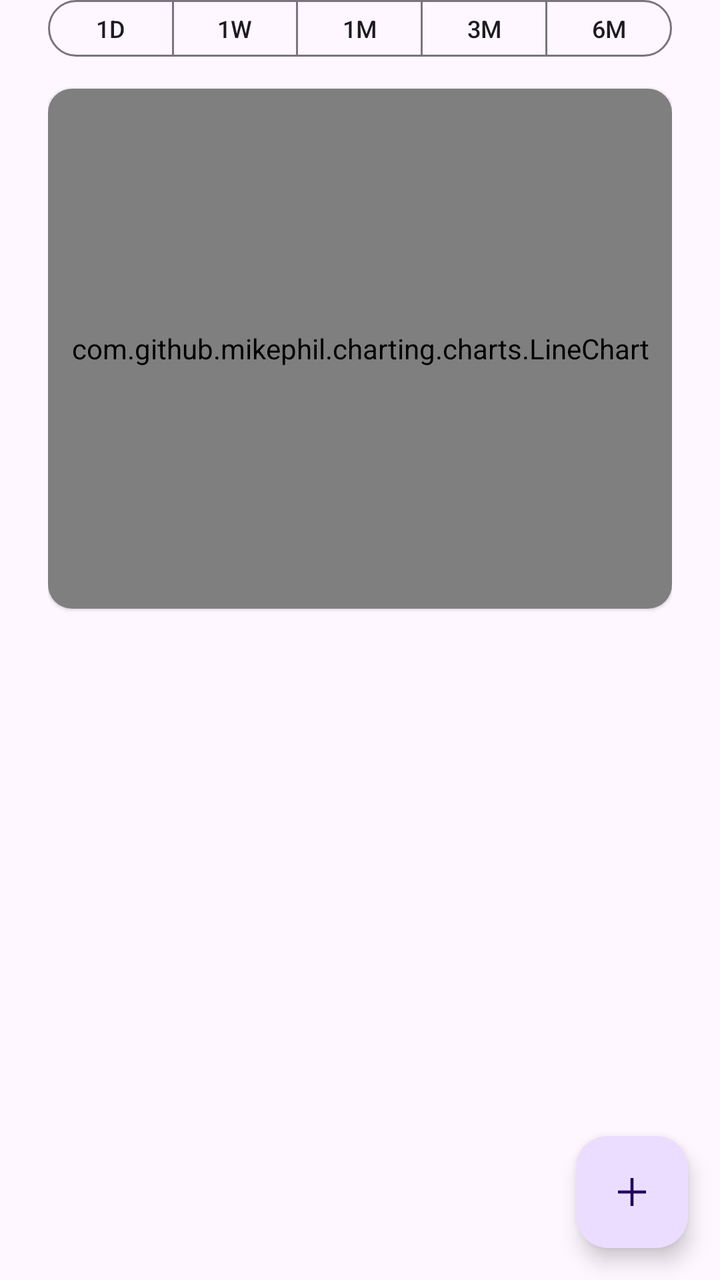
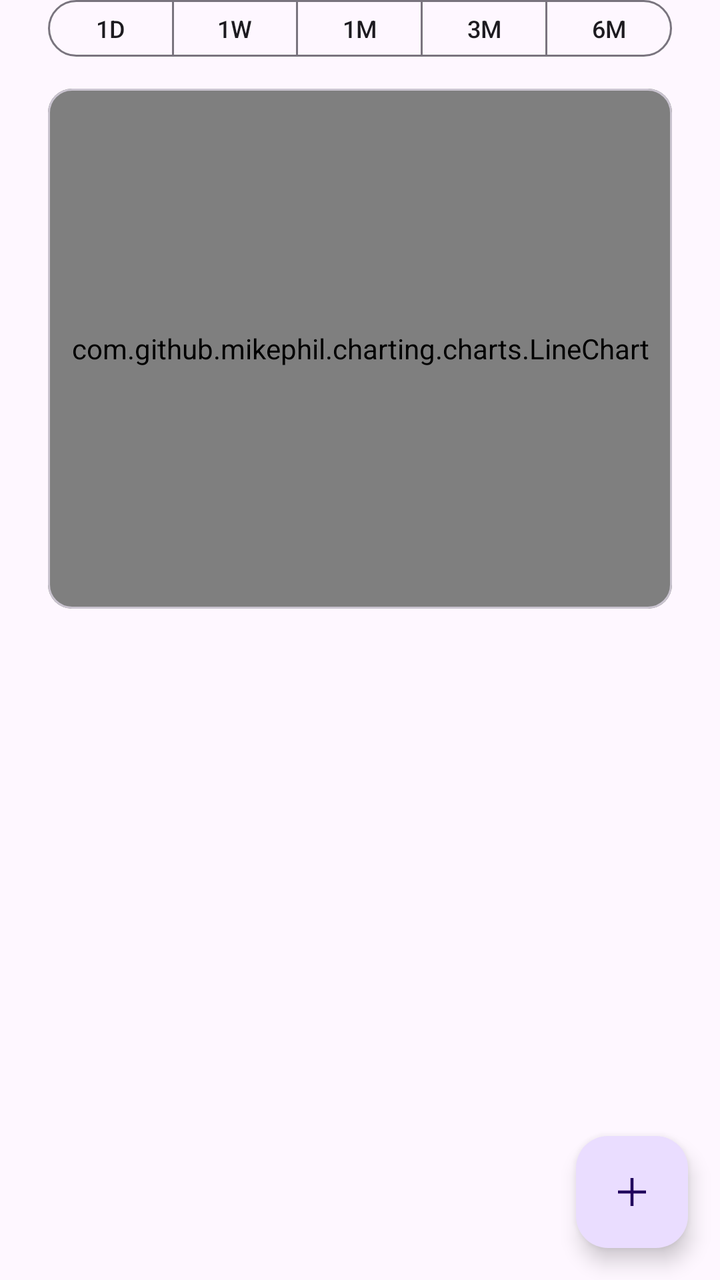

The first picture is an Android layout as it rendered before a commit; the second is the same layout after the commit. The layout source and the unified diff follow.
<!-- AndroidManifest.xml: application theme Theme.TaskTracker -->
<!-- res/layout/fragment_dashboard.xml -->
<?xml version="1.0" encoding="utf-8"?>
<androidx.constraintlayout.widget.ConstraintLayout xmlns:android="http://schemas.android.com/apk/res/android"
    xmlns:app="http://schemas.android.com/apk/res-auto"
    xmlns:tools="http://schemas.android.com/tools"
    android:layout_width="match_parent"
    android:layout_height="match_parent"
    android:fitsSystemWindows="true"
    tools:context=".gui.fragments.DashboardFragment">

    <androidx.core.widget.NestedScrollView
        android:layout_width="match_parent"
        android:layout_height="match_parent">

        <androidx.constraintlayout.widget.ConstraintLayout
            android:layout_width="match_parent"
            android:layout_height="match_parent"
            android:paddingStart="24dp"
            android:paddingEnd="24dp">

            
            <com.google.android.material.button.MaterialButtonToggleGroup
                android:id="@+id/toggleButtons"
                android:layout_width="match_parent"
                android:layout_height="wrap_content"
                app:layout_constraintEnd_toEndOf="parent"
                app:layout_constraintStart_toStartOf="parent"
                app:layout_constraintTop_toTopOf="parent"
                app:singleSelection="true">

                <Button
                    android:id="@+id/dayToggleButton"
                    style="@style/Widget.App.Button.OutlinedButton.IconOnly"
                    android:layout_width="0dp"
                    android:layout_height="wrap_content"
                    android:layout_weight="1"
                    android:text="@string/toggle_day_button" />

                <Button
                    android:id="@+id/weekToggleButton"
                    style="@style/Widget.App.Button.OutlinedButton.IconOnly"
                    android:layout_width="0dp"
                    android:layout_height="wrap_content"
                    android:layout_weight="1"
                    android:text="@string/toggle_7_days_button" />

                <Button
                    android:id="@+id/monthToggleButton"
                    style="@style/Widget.App.Button.OutlinedButton.IconOnly"
                    android:layout_width="0dp"
                    android:layout_height="wrap_content"
                    android:layout_weight="1"
                    android:text="@string/toggle_30_days_button" />

                <Button
                    android:id="@+id/days90ToggleButton"
                    style="@style/Widget.App.Button.OutlinedButton.IconOnly"
                    android:layout_width="0dp"
                    android:layout_height="wrap_content"
                    android:layout_weight="1"
                    android:text="@string/toggle_90_days_button" />

                <Button
                    android:id="@+id/days180ToggleButton"
                    style="@style/Widget.App.Button.OutlinedButton.IconOnly"
                    android:layout_width="0dp"
                    android:layout_height="wrap_content"
                    android:layout_weight="1"
                    android:text="@string/toggle_180_days_button" />
            </com.google.android.material.button.MaterialButtonToggleGroup>

            
            <com.google.android.material.card.MaterialCardView
                android:id="@+id/dashboardMainChart"
                style="?attr/materialCardViewElevatedStyle"
                android:layout_width="match_parent"
                android:layout_height="wrap_content"
                android:layout_marginTop="16dp"
                app:layout_constraintBottom_toTopOf="@+id/dashboardRecyclerView"
                app:layout_constraintEnd_toEndOf="parent"
                app:layout_constraintStart_toStartOf="parent"
                app:layout_constraintTop_toBottomOf="@+id/toggleButtons">

                <RelativeLayout
                    android:layout_width="match_parent"
                    android:layout_height="match_parent"
                    android:orientation="horizontal">

                    <com.github.mikephil.charting.charts.LineChart
                        android:id="@+id/chart_view"
                        android:layout_width="match_parent"
                        android:layout_height="260dp" />

                    <Button
                        android:id="@+id/leftArrowButton"
                        style="?attr/materialIconButtonStyle"
                        android:layout_width="wrap_content"
                        android:layout_height="wrap_content"
                        android:layout_alignParentLeft="true"
                        android:layout_centerVertical="true"
                        android:visibility="gone"
                        app:icon="@drawable/ic_left_arrow" />

                    <Button
                        android:id="@+id/rightArrowButton"
                        style="?attr/materialIconButtonStyle"
                        android:layout_width="wrap_content"
                        android:layout_height="wrap_content"
                        android:layout_alignParentRight="true"
                        android:layout_centerVertical="true"
                        android:visibility="gone"
                        app:icon="@drawable/ic_right_arrow" />

                </RelativeLayout>
            </com.google.android.material.card.MaterialCardView>

            <androidx.recyclerview.widget.RecyclerView
                android:id="@+id/dashboardRecyclerView"
                android:layout_width="match_parent"
                android:layout_height="wrap_content"
                android:layout_marginTop="16dp"
                app:layout_constraintBottom_toBottomOf="parent"
                app:layout_constraintEnd_toEndOf="parent"
                app:layout_constraintStart_toStartOf="parent"
                app:layout_constraintTop_toBottomOf="@+id/dashboardMainChart" />

        </androidx.constraintlayout.widget.ConstraintLayout>

    </androidx.core.widget.NestedScrollView>

    <com.google.android.material.floatingactionbutton.FloatingActionButton
        android:id="@+id/button_insert_entry"
        android:layout_width="wrap_content"
        android:layout_height="wrap_content"
        android:layout_marginEnd="16dp"
        android:layout_marginBottom="16dp"
        app:layout_constraintBottom_toBottomOf="parent"
        app:layout_constraintEnd_toEndOf="parent"
        app:srcCompat="@drawable/ic_add" />

</androidx.constraintlayout.widget.ConstraintLayout>
<!-- resources referenced by this layout -->
<resources>
  <!-- drawable ic_add (drawable) -->
  <vector xmlns:android="http://schemas.android.com/apk/res/android"
      android:width="48dp"
      android:height="48dp"
      android:viewportWidth="48"
      android:viewportHeight="48"
      android:tint="?attr/colorControlNormal">
    <path
        android:fillColor="@android:color/white"
        android:pathData="M22.5,38V25.5H10V22.5H22.5V10H25.5V22.5H38V25.5H25.5V38Z"/>
  </vector>
  <!-- drawable ic_left_arrow (drawable) -->
  <vector xmlns:android="http://schemas.android.com/apk/res/android"
      android:width="48dp"
      android:height="48dp"
      android:viewportWidth="48"
      android:viewportHeight="48"
      android:tint="?attr/colorControlNormal">
    <path
        android:fillColor="@android:color/white"
        android:pathData="M26.95,34.9 L17.05,25Q16.8,24.75 16.7,24.5Q16.6,24.25 16.6,23.95Q16.6,23.65 16.7,23.4Q16.8,23.15 17.05,22.9L27,12.95Q27.45,12.5 28.075,12.5Q28.7,12.5 29.15,12.95Q29.6,13.4 29.575,14.05Q29.55,14.7 29.1,15.15L20.3,23.95L29.15,32.8Q29.6,33.25 29.6,33.85Q29.6,34.45 29.15,34.9Q28.7,35.35 28.05,35.35Q27.4,35.35 26.95,34.9Z"/>
  </vector>
  <!-- drawable ic_right_arrow (drawable) -->
  <vector xmlns:android="http://schemas.android.com/apk/res/android"
      android:width="48dp"
      android:height="48dp"
      android:viewportWidth="48"
      android:viewportHeight="48"
      android:tint="?attr/colorControlNormal">
    <path
        android:fillColor="@android:color/white"
        android:pathData="M17.7,34.9Q17.3,34.4 17.275,33.8Q17.25,33.2 17.7,32.75L26.5,23.95L17.65,15.1Q17.25,14.7 17.275,14.025Q17.3,13.35 17.7,12.95Q18.2,12.45 18.775,12.475Q19.35,12.5 19.8,12.95L29.75,22.9Q30,23.15 30.1,23.4Q30.2,23.65 30.2,23.95Q30.2,24.25 30.1,24.5Q30,24.75 29.75,25L19.85,34.9Q19.4,35.35 18.8,35.325Q18.2,35.3 17.7,34.9Z"/>
  </vector>
  <string name="toggle_180_days_button">6M</string>
  <string name="toggle_30_days_button">1M</string>
  <string name="toggle_7_days_button">1W</string>
  <string name="toggle_90_days_button">3M</string>
  <string name="toggle_day_button">1D</string>
  <style name="Widget.App.Button.OutlinedButton.IconOnly" parent="Widget.Material3.Button.OutlinedButton">
          <item name="iconPadding">0dp</item>
          <item name="android:insetTop">0dp</item>
          <item name="android:insetBottom">0dp</item>
          <item name="android:paddingLeft">12dp</item>
          <item name="android:paddingRight">12dp</item>
          <item name="android:minWidth">24dp</item>
          <item name="android:minHeight">24dp</item>
          <item name="android:textSize">12sp</item>
      </style>
  <style name="Theme.TaskTracker" parent="Base.Theme.TaskTracker" />
  <style name="Base.Theme.TaskTracker" parent="Theme.Material3.DayNight.NoActionBar">
          
          
      </style>
</resources>

<!-- the commit's change to res/layout/fragment_dashboard.xml (unified diff, before → after) -->
@@ -71,7 +71,7 @@
             
             <com.google.android.material.card.MaterialCardView
                 android:id="@+id/dashboardMainChart"
-                style="?attr/materialCardViewElevatedStyle"
+                style="?attr/materialCardViewOutlinedStyle"
                 android:layout_width="match_parent"
                 android:layout_height="wrap_content"
                 android:layout_marginTop="16dp"
<!-- resource entries referenced after the edit -->
@@ -49,7 +49,7 @@
           <item name="android:textSize">12sp</item>
       </style>
   <style name="Theme.TaskTracker" parent="Base.Theme.TaskTracker" />
-  <style name="Base.Theme.TaskTracker" parent="Theme.Material3.DayNight.NoActionBar">
+  <style name="Base.Theme.TaskTracker" parent="Theme.Material3.Light.NoActionBar">
           
           
       </style>
